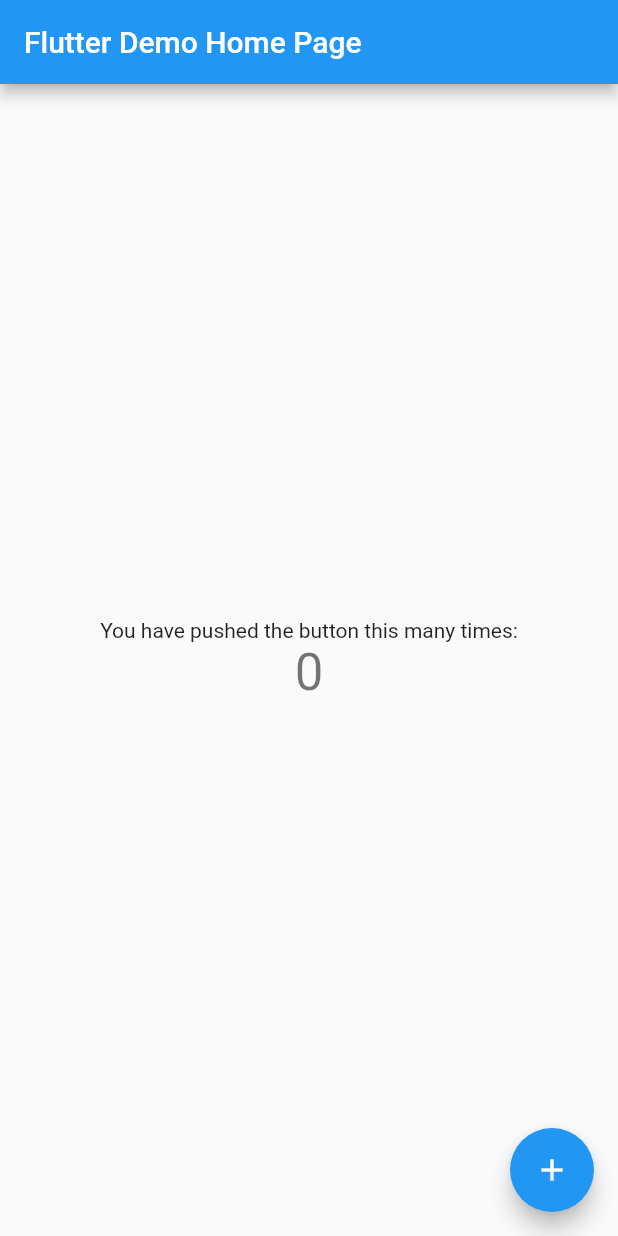
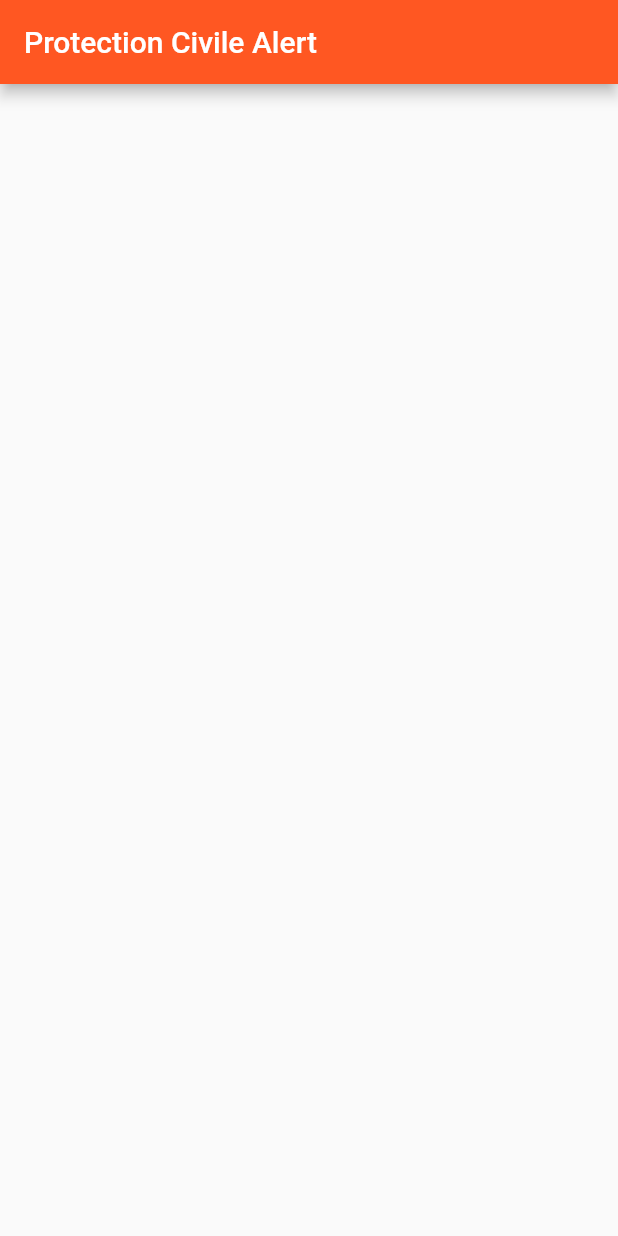
Before and after one commit to cchampou/protec-app, a Flutter app: the screen it shows after launch, on a phone screen of 412 x 824 dp. Run offline on Flutter 3.47's test engine with Material 2 defaults, Android fonts, the phone set to English and light mode, and no system bars.

Commit message:
chore: clean main activity

```diff
--- a/lib/main.dart
+++ b/lib/main.dart
@@ -11,35 +11,17 @@
   @override
   Widget build(BuildContext context) {
     return MaterialApp(
-      title: 'Flutter Demo',
+      title: 'Alert PC',
       theme: ThemeData(
-        // This is the theme of your application.
-        //
-        // Try running your application with "flutter run". You'll see the
-        // application has a blue toolbar. Then, without quitting the app, try
-        // changing the primarySwatch below to Colors.green and then invoke
-        // "hot reload" (press "r" in the console where you ran "flutter run",
-        // or simply save your changes to "hot reload" in a Flutter IDE).
-        // Notice that the counter didn't reset back to zero; the application
-        // is not restarted.
-        primarySwatch: Colors.blue,
+        primarySwatch: Colors.deepOrange,
       ),
-      home: const MyHomePage(title: 'Flutter Demo Home Page'),
+      home: const MyHomePage(title: 'Protection Civile Alert'),
     );
   }
 }
 
 class MyHomePage extends StatefulWidget {
   const MyHomePage({super.key, required this.title});
-
-  // This widget is the home page of your application. It is stateful, meaning
-  // that it has a State object (defined below) that contains fields that affect
-  // how it looks.
-
-  // This class is the configuration for the state. It holds the values (in this
-  // case the title) provided by the parent (in this case the App widget) and
-  // used by the build method of the State. Fields in a Widget subclass are
-  // always marked "final".
 
   final String title;
 
@@ -48,68 +30,18 @@
 }
 
 class _MyHomePageState extends State<MyHomePage> {
-  int _counter = 0;
-
-  void _incrementCounter() {
-    setState(() {
-      // This call to setState tells the Flutter framework that something has
-      // changed in this State, which causes it to rerun the build method below
-      // so that the display can reflect the updated values. If we changed
-      // _counter without calling setState(), then the build method would not be
-      // called again, and so nothing would appear to happen.
-      _counter++;
-    });
-  }
-
   @override
   Widget build(BuildContext context) {
-    // This method is rerun every time setState is called, for instance as done
-    // by the _incrementCounter method above.
-    //
-    // The Flutter framework has been optimized to make rerunning build methods
-    // fast, so that you can just rebuild anything that needs updating rather
-    // than having to individually change instances of widgets.
     return Scaffold(
       appBar: AppBar(
-        // Here we take the value from the MyHomePage object that was created by
-        // the App.build method, and use it to set our appbar title.
         title: Text(widget.title),
       ),
       body: Center(
-        // Center is a layout widget. It takes a single child and positions it
-        // in the middle of the parent.
         child: Column(
-          // Column is also a layout widget. It takes a list of children and
-          // arranges them vertically. By default, it sizes itself to fit its
-          // children horizontally, and tries to be as tall as its parent.
-          //
-          // Invoke "debug painting" (press "p" in the console, choose the
-          // "Toggle Debug Paint" action from the Flutter Inspector in Android
-          // Studio, or the "Toggle Debug Paint" command in Visual Studio Code)
-          // to see the wireframe for each widget.
-          //
-          // Column has various properties to control how it sizes itself and
-          // how it positions its children. Here we use mainAxisAlignment to
-          // center the children vertically; the main axis here is the vertical
-          // axis because Columns are vertical (the cross axis would be
-          // horizontal).
           mainAxisAlignment: MainAxisAlignment.center,
-          children: <Widget>[
-            const Text(
-              'You have pushed the button this many times:',
-            ),
-            Text(
-              '$_counter',
-              style: Theme.of(context).textTheme.headline4,
-            ),
-          ],
+          children: const [],
         ),
       ),
-      floatingActionButton: FloatingActionButton(
-        onPressed: _incrementCounter,
-        tooltip: 'Increment',
-        child: const Icon(Icons.add),
-      ), // This trailing comma makes auto-formatting nicer for build methods.
     );
   }
 }
```
